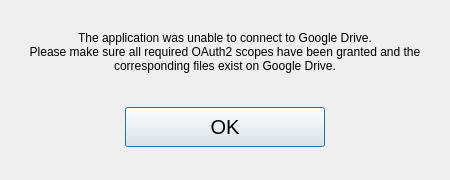
Qt form autherrorwindow.ui (someretical/TheoreticalDiary) before a commit.
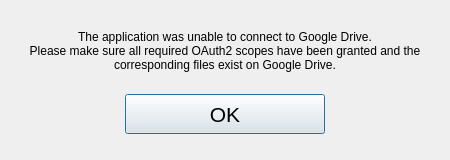
The same form after that commit.

What changed in the file:
```diff
--- a/autherrorwindow.ui
+++ b/autherrorwindow.ui
@@ -7,7 +7,7 @@
     <x>0</x>
     <y>0</y>
     <width>450</width>
-    <height>180</height>
+    <height>160</height>
    </rect>
   </property>
   <property name="sizePolicy">
@@ -42,7 +42,7 @@
     <number>0</number>
    </property>
    <property name="topMargin">
-    <number>15</number>
+    <number>20</number>
    </property>
    <property name="rightMargin">
     <number>0</number>
@@ -98,7 +98,7 @@
      </property>
      <property name="font">
       <font>
-       <pointsize>15</pointsize>
+       <pointsize>16</pointsize>
       </font>
      </property>
      <property name="text">
```
